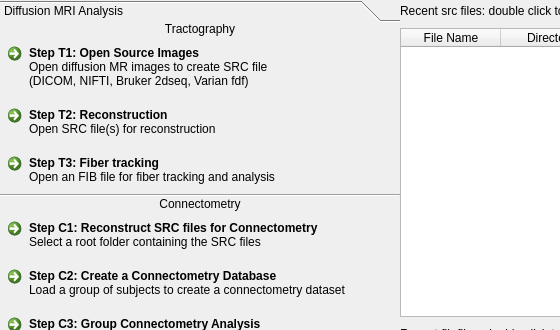
Old version of the form mainwindow.ui in the repository frankyeh/DSI-Studio; both pictures show x 0 to 560 and y 0 to 330 of the 1023 by 668 pixel window.
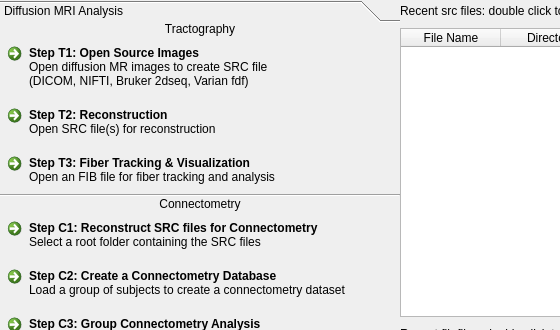
New version of the form. The open tabs and pages were chosen to show the change. Icons and pictures are not drawn.

Patch:
```diff
--- a/mainwindow.ui
+++ b/mainwindow.ui
@@ -121,7 +121,7 @@
         <item>
          <widget class="QCommandLinkButton" name="FiberTracking">
           <property name="text">
-           <string>Step T3: Fiber tracking</string>
+           <string>Step T3: Fiber Tracking &amp;&amp; Visualization</string>
           </property>
           <property name="description">
            <string>Open an FIB file for fiber tracking and analysis
```
